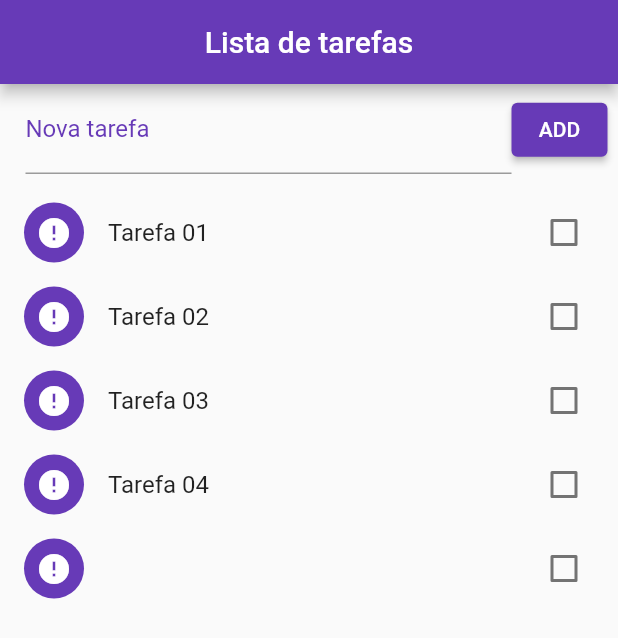
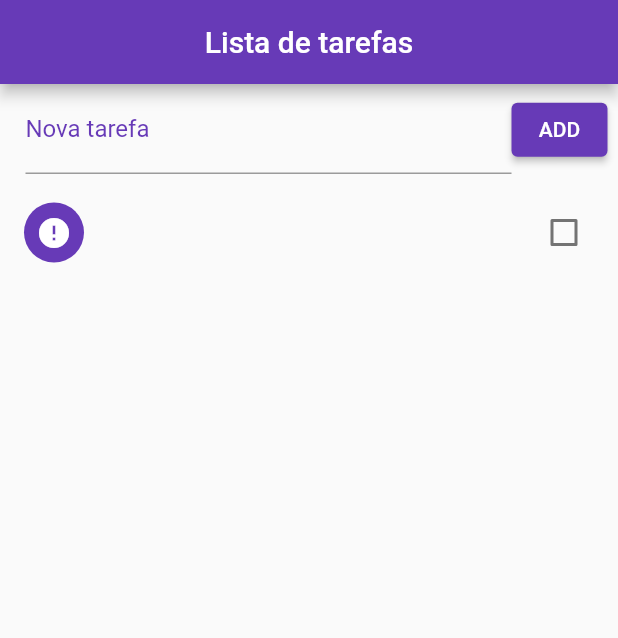
Before and after one commit to lsandrade/lista_tarefas, a Flutter app: the screen it shows after launch, after a tap on "ADD", on a phone screen of 412 x 824 dp. Shown: the top 638 px of the screen. Run offline on Flutter 3.47's test engine with Material 2 defaults, Android fonts, the phone set to English and light mode, and no system bars.

```diff
--- a/lib/home.dart
+++ b/lib/home.dart
@@ -16,17 +16,10 @@ class _HomeState extends State<Home> {
   void initState() {
     super.initState();
 
-    _readData().then((data) => {
-      _todoList = json.decode(data)
-    });
+    _readData().then((data) => {_todoList = json.decode(data)});
   }
 
-  List _todoList = [
-    {"title": "Tarefa 01", "ok": false},
-    {"title": "Tarefa 02", "ok": false},
-    {"title": "Tarefa 03", "ok": false},
-    {"title": "Tarefa 04", "ok": false},
-  ];
+  List _todoList = [];
 
   void _addTodo() {
     setState(() {
@@ -96,7 +89,18 @@ class _HomeState extends State<Home> {
           ),
           Expanded(
               child: ListView.builder(
-            itemBuilder: (context, index) => CheckboxListTile(
+            itemBuilder: buildItem,
+            padding: EdgeInsets.only(top: 10.0),
+            itemCount: _todoList.length,
+          ))
+        ],
+      ),
+    );
+  }
+
+  Widget buildItem(context, index) => Dismissible(
+        key: Key(DateTime.now().millisecondsSinceEpoch.toString()),
+        child: CheckboxListTile(
           activeColor: Colors.deepPurple,
           title: Text(_todoList[index]["title"]),
           value: _todoList[index]["ok"],
@@ -114,11 +118,15 @@ class _HomeState extends State<Home> {
             });
           },
         ),
-            padding: EdgeInsets.only(top: 10.0),
-            itemCount: _todoList.length,
-          ))
-        ],
+        background: Container(
+            color: Colors.red,
+            child: Align(
+              alignment: Alignment(-0.9, 0.0),
+              child: Icon(
+                Icons.delete,
+                color: Colors.white,
               ),
+            )),
+        direction: DismissDirection.startToEnd,
       );
 }
-}
```
Lines whose indentation alone changed are shown as unchanged.
